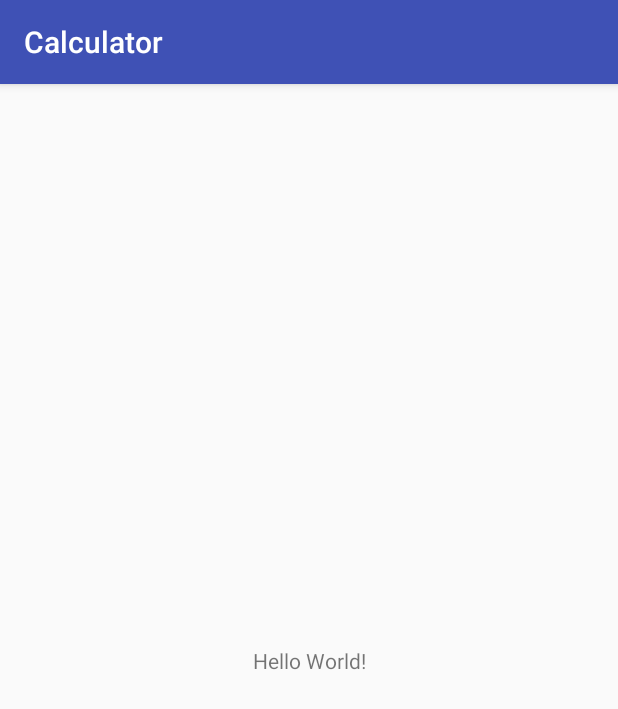
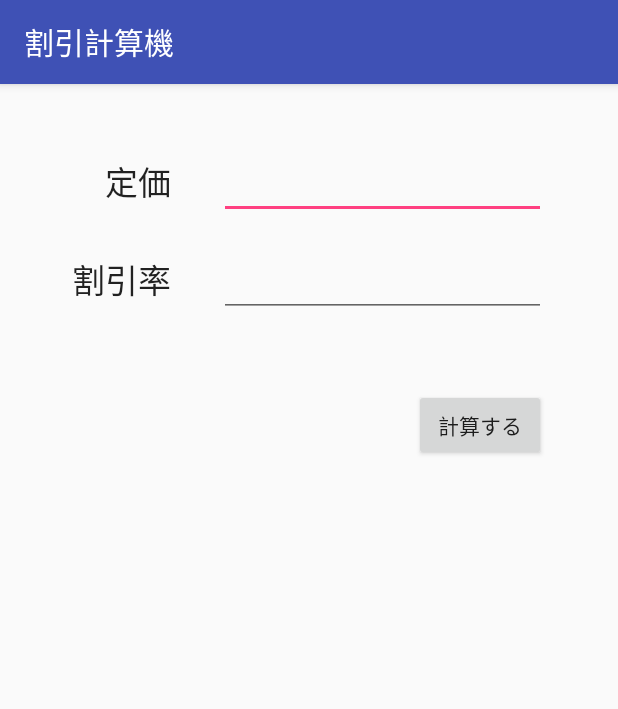
Before and after one commit to syaka1988/study-android, an Android app: the screen it shows after launch (MainActivity), on a phone screen of 412 x 824 dp. Shown: the top 709 px of the screen. Run offline under Robolectric (Android 15) with nearby library versions, the phone set to English and light mode, and no system bars.

Commit message:
Calculatorプロジェクト完成

```diff
--- a/Calculator/app/build.gradle
+++ b/Calculator/app/build.gradle
@@ -24,7 +24,7 @@ android {
 
 dependencies {
     implementation fileTree(dir: 'libs', include: ['*.jar'])
-    implementation"org.jetbrains.kotlin:kotlin-stdlib-jre7:$kotlin_version"
+    implementation "org.jetbrains.kotlin:kotlin-stdlib-jre7:$kotlin_version"
     implementation 'com.android.support:appcompat-v7:27.1.1'
     implementation 'com.android.support.constraint:constraint-layout:1.1.2'
     testImplementation 'junit:junit:4.12'
--- a/Calculator/app/src/main/AndroidManifest.xml
+++ b/Calculator/app/src/main/AndroidManifest.xml
@@ -16,6 +16,7 @@
                 <category android:name="android.intent.category.LAUNCHER" />
             </intent-filter>
         </activity>
+        <activity android:name=".ResultActivity"></activity>
     </application>
 
 </manifest>
--- a/Calculator/app/src/main/res/layout/activity_main.xml
+++ b/Calculator/app/src/main/res/layout/activity_main.xml
@@ -7,12 +7,59 @@
     tools:context=".MainActivity">
 
     <TextView
+        android:id="@+id/textView"
         android:layout_width="wrap_content"
         android:layout_height="wrap_content"
-        android:text="Hello World!"
-        app:layout_constraintBottom_toBottomOf="parent"
-        app:layout_constraintLeft_toLeftOf="parent"
-        app:layout_constraintRight_toRightOf="parent"
+        android:layout_marginTop="48dp"
+        android:labelFor="@+id/price"
+        android:text="@string/price_label"
+        android:textAppearance="@style/TextAppearance.AppCompat.Large"
+        app:layout_constraintEnd_toEndOf="@+id/textView2"
         app:layout_constraintTop_toTopOf="parent" />
 
+    <EditText
+        android:id="@+id/price"
+        android:layout_width="0dp"
+        android:layout_height="wrap_content"
+        android:layout_marginEnd="48dp"
+        android:layout_marginStart="32dp"
+        android:ems="10"
+        android:inputType="number"
+        app:layout_constraintBaseline_toBaselineOf="@+id/textView"
+        app:layout_constraintEnd_toEndOf="parent"
+        app:layout_constraintStart_toEndOf="@+id/textView" />
+
+    <TextView
+        android:id="@+id/textView2"
+        android:layout_width="wrap_content"
+        android:layout_height="wrap_content"
+        android:layout_marginStart="48dp"
+        android:layout_marginTop="32dp"
+        android:labelFor="@+id/discount"
+        android:text="@string/discount_label"
+        android:textAppearance="@style/TextAppearance.AppCompat.Large"
+        app:layout_constraintStart_toStartOf="parent"
+        app:layout_constraintTop_toBottomOf="@+id/textView" />
+
+    <EditText
+        android:id="@+id/discount"
+        android:layout_width="0dp"
+        android:layout_height="wrap_content"
+        android:layout_marginEnd="48dp"
+        android:layout_marginStart="32dp"
+        android:ems="10"
+        android:inputType="number"
+        app:layout_constraintBaseline_toBaselineOf="@+id/textView2"
+        app:layout_constraintEnd_toEndOf="parent"
+        app:layout_constraintStart_toEndOf="@+id/textView2" />
+
+    <Button
+        android:id="@+id/calculate"
+        android:layout_width="wrap_content"
+        android:layout_height="wrap_content"
+        android:layout_marginEnd="48dp"
+        android:layout_marginTop="48dp"
+        android:text="@string/calculate_button"
+        app:layout_constraintEnd_toEndOf="parent"
+        app:layout_constraintTop_toBottomOf="@+id/discount" />
 </android.support.constraint.ConstraintLayout>
--- a/Calculator/app/src/main/res/values/strings.xml
+++ b/Calculator/app/src/main/res/values/strings.xml
@@ -1,3 +1,10 @@
 <resources>
-    <string name="app_name">Calculator</string>
+    <string name="app_name">割引計算機</string>
+    <string name="price_label">定価</string>
+    <string name="discount_label">割引率</string>
+    <string name="calculate_button">計算する</string>
+    <string name="price_error">定価を入力してください</string>
+    <string name="discount_error">割引率を入力してください</string>
+    <string name="expression">%1$,3d円の%2$d%%引きは</string>
+    <string name="result">%1$,3d円です</string>
 </resources>
--- a/Calculator/build.gradle
+++ b/Calculator/build.gradle
@@ -7,7 +7,7 @@ buildscript {
         jcenter()
     }
     dependencies {
-        classpath 'com.android.tools.build:gradle:3.1.3'
+        classpath 'com.android.tools.build:gradle:3.1.4'
         classpath "org.jetbrains.kotlin:kotlin-gradle-plugin:$kotlin_version"
 
         // NOTE: Do not place your application dependencies here; they belong
```
Also changed, not shown: Calculator/app/src/main/java/com/example/calculator/MainActivity.kt (+36 -0 lines), Calculator/app/src/main/java/com/example/calculator/ResultActivity.kt (added, +24 -0 lines), Calculator/app/src/main/res/layout/activity_result.xml (added, +41 -0 lines), 1 other file.
